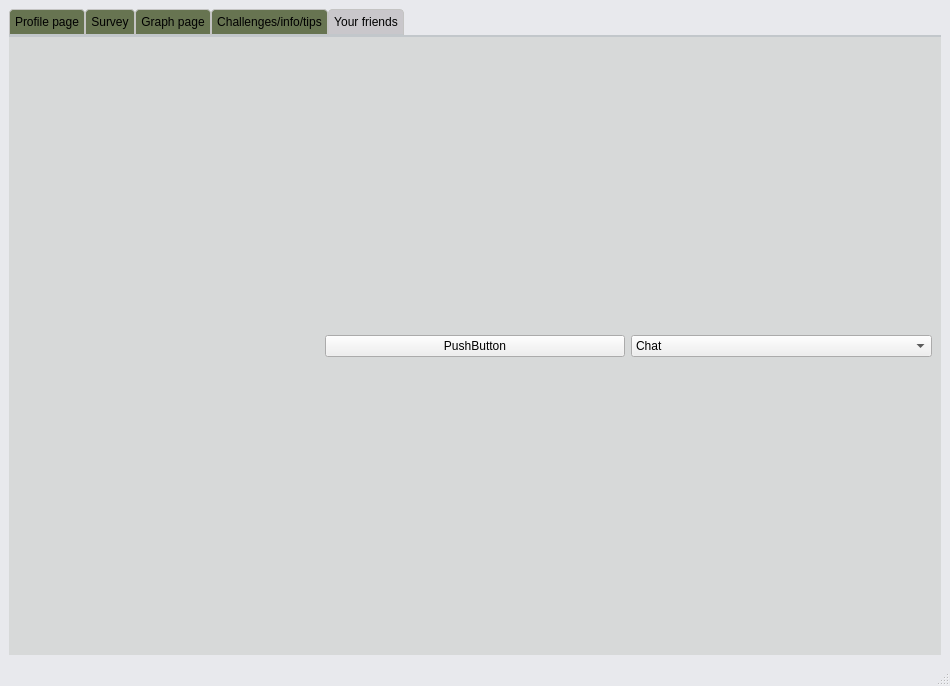
This is CO2_Tracker/mainwindow.ui in cgneo/CarbonTracker as Qt 5 draws it before an edit. The edited form follows.
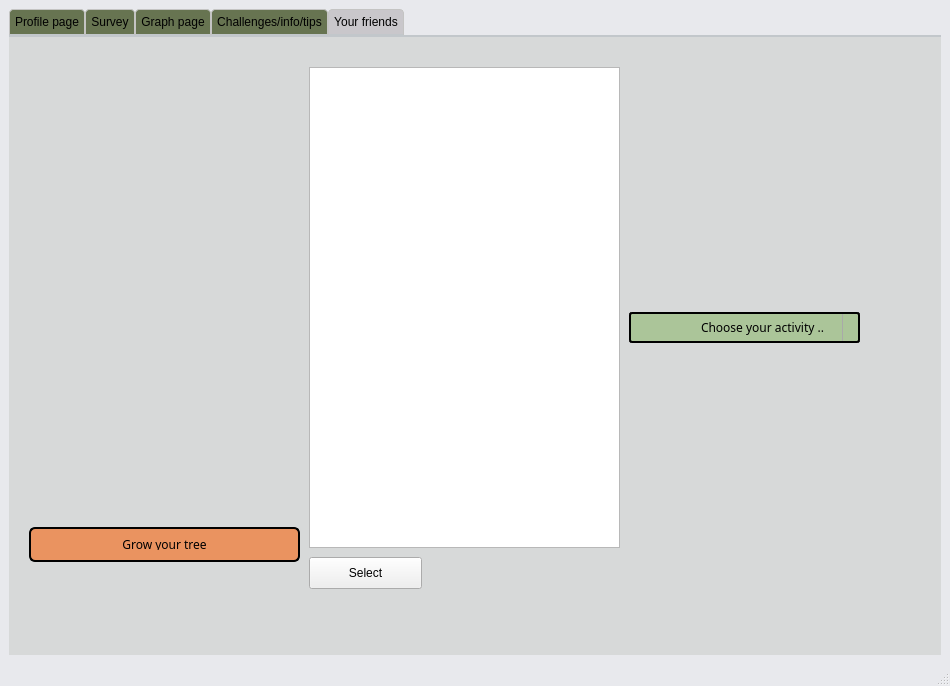
This is the edited form. Icons and pictures are not drawn.

Commit message: update on "your friends" part

The edit to the form file:
```diff
--- a/CO2_Tracker/mainwindow.ui
+++ b/CO2_Tracker/mainwindow.ui
@@ -3010,39 +3010,278 @@
        <attribute name="title">
         <string>Your friends</string>
        </attribute>
-       <layout class="QHBoxLayout" name="horizontalLayout_2">
+       <widget class="QComboBox" name="comboBox">
+        <property name="geometry">
+         <rect>
+          <x>620</x>
+          <y>275</y>
+          <width>231</width>
+          <height>31</height>
+         </rect>
+        </property>
+        <property name="font">
+         <font>
+          <family>Gill Sans</family>
+         </font>
+        </property>
+        <property name="styleSheet">
+         <string notr="true">QComboBox {
+    border: 2px solid black;
+    border-radius: 3px;
+    padding: 5px 18px 5px 70px;
+    min-width: 6em;
+}
+
+QComboBox:editable {
+    background: black;
+}
+
+QComboBox:!editable, QComboBox::drop-down:editable {
+     background: rgb(171, 197, 153);
+}
+
+/* QComboBox gets the &quot;on&quot; state when the popup is open */
+QComboBox:!editable:on, QComboBox::drop-down:editable:on {
+    background: rgb(171, 197, 153);
+}
+
+QComboBox:on { /* shift the text when the popup opens */
+    padding-top: 3px;
+    padding-left: 4px;
+}
+
+QComboBox::drop-down {
+    subcontrol-origin: padding;
+    subcontrol-position: top right;
+    width: 15px;
+
+    border-left-width: 1px;
+    border-left-color: darkgray;
+    border-left-style: solid; /* just a single line */
+    border-top-right-radius: 3px; /* same radius as the QComboBox */
+    border-bottom-right-radius: 3px;
+}
+
+
+
+QComboBox::down-arrow:on { /* shift the arrow when popup is open */
+    top: 1px;
+    left: 1px;
+}</string>
+        </property>
         <item>
-         <widget class="QLabel" name="tree">
-          <property name="text">
-           <string/>
-          </property>
-          <property name="pixmap">
-           <pixmap>../../Downloads/Tree animation.gif</pixmap>
-          </property>
-         </widget>
+         <property name="text">
+          <string notr="true">Choose your activity ...</string>
+         </property>
         </item>
         <item>
-         <widget class="QPushButton" name="tree_button">
-          <property name="text">
-           <string>PushButton</string>
-          </property>
-         </widget>
+         <property name="text">
+          <string>Chat</string>
+         </property>
         </item>
         <item>
-         <widget class="QComboBox" name="comboBox">
-          <item>
-           <property name="text">
-            <string>Chat</string>
-           </property>
-          </item>
-          <item>
-           <property name="text">
-            <string>Send challenges</string>
-           </property>
-          </item>
-         </widget>
+         <property name="text">
+          <string>Send challenges</string>
+         </property>
         </item>
-       </layout>
+       </widget>
+       <widget class="QLabel" name="tree">
+        <property name="geometry">
+         <rect>
+          <x>80</x>
+          <y>122</y>
+          <width>211</width>
+          <height>341</height>
+         </rect>
+        </property>
+        <property name="text">
+         <string/>
+        </property>
+        <property name="pixmap">
+         <pixmap>resources/pictures/tree_animation.gif</pixmap>
+        </property>
+       </widget>
+       <widget class="QPushButton" name="tree_button">
+        <property name="geometry">
+         <rect>
+          <x>20</x>
+          <y>490</y>
+          <width>271</width>
+          <height>35</height>
+         </rect>
+        </property>
+        <property name="palette">
+         <palette>
+          <active>
+           <colorrole role="Button">
+            <brush brushstyle="SolidPattern">
+             <color alpha="255">
+              <red>234</red>
+              <green>147</green>
+              <blue>96</blue>
+             </color>
+            </brush>
+           </colorrole>
+           <colorrole role="Base">
+            <brush brushstyle="SolidPattern">
+             <color alpha="255">
+              <red>234</red>
+              <green>147</green>
+              <blue>96</blue>
+             </color>
+            </brush>
+           </colorrole>
+           <colorrole role="Window">
+            <brush brushstyle="SolidPattern">
+             <color alpha="255">
+              <red>234</red>
+              <green>147</green>
+              <blue>96</blue>
+             </color>
+            </brush>
+           </colorrole>
+          </active>
+          <inactive>
+           <colorrole role="Button">
+            <brush brushstyle="SolidPattern">
+             <color alpha="255">
+              <red>234</red>
+              <green>147</green>
+              <blue>96</blue>
+             </color>
+            </brush>
+           </colorrole>
+           <colorrole role="Base">
+            <brush brushstyle="SolidPattern">
+             <color alpha="255">
+              <red>234</red>
+              <green>147</green>
+              <blue>96</blue>
+             </color>
+            </brush>
+           </colorrole>
+           <colorrole role="Window">
+            <brush brushstyle="SolidPattern">
+             <color alpha="255">
+              <red>234</red>
+              <green>147</green>
+              <blue>96</blue>
+             </color>
+            </brush>
+           </colorrole>
+          </inactive>
+          <disabled>
+           <colorrole role="Button">
+            <brush brushstyle="SolidPattern">
+             <color alpha="255">
+              <red>234</red>
+              <green>147</green>
+              <blue>96</blue>
+             </color>
+            </brush>
+           </colorrole>
+           <colorrole role="Base">
+            <brush brushstyle="SolidPattern">
+             <color alpha="255">
+              <red>234</red>
+              <green>147</green>
+              <blue>96</blue>
+             </color>
+            </brush>
+           </colorrole>
+           <colorrole role="Window">
+            <brush brushstyle="SolidPattern">
+             <color alpha="255">
+              <red>234</red>
+              <green>147</green>
+              <blue>96</blue>
+             </color>
+            </brush>
+           </colorrole>
+          </disabled>
+         </palette>
+        </property>
+        <property name="font">
+         <font>
+          <family>Gill Sans</family>
+         </font>
+        </property>
+        <property name="styleSheet">
+         <string notr="true">QPushButton {
+     border: 2px solid black;
+    padding: 5px 18px 5px 70px;
+    min-width: 6em;
+    border-radius: 6px;
+    background-color: rgb(234, 147, 96);
+    min-width: 100px;
+	padding: 10px;
+}
+
+QPushButton:pressed {
+    background-color: rgb(233, 208, 160);
+}
+
+</string>
+        </property>
+        <property name="text">
+         <string>Grow your tree</string>
+        </property>
+       </widget>
+       <widget class="QListView" name="listView">
+        <property name="geometry">
+         <rect>
+          <x>300</x>
+          <y>30</y>
+          <width>311</width>
+          <height>481</height>
+         </rect>
+        </property>
+        <property name="styleSheet">
+         <string notr="true">QListView {
+    alternate-background-color: rgba(233, 232, 235, 166);
+}
+
+QListView {
+    show-decoration-selected: 1; /* make the selection span the entire width of the view */
+}
+
+QListView::item:alternate {
+    background: rgb(233, 208, 160);
+}
+
+QListView::item:selected {
+    border: 1px solid #6a6ea9;
+}
+
+QListView::item:selected:!active {
+    background: qlineargradient(x1: 0, y1: 0, x2: 0, y2: 1,
+                                stop: 0 #ABAFE5, stop: 1 #8588B2);
+}
+
+QListView::item:selected:active {
+    background: qlineargradient(x1: 0, y1: 0, x2: 0, y2: 1,
+                                stop: 0 #6a6ea9, stop: 1 #888dd9);
+}
+
+QListView::item:hover {
+    background: qlineargradient(x1: 0, y1: 0, x2: 0, y2: 1,
+                                stop: 0 #FAFBFE, stop: 1 #DCDEF1);
+}</string>
+        </property>
+       </widget>
+       <widget class="QPushButton" name="select_button">
+        <property name="geometry">
+         <rect>
+          <x>300</x>
+          <y>520</y>
+          <width>113</width>
+          <height>32</height>
+         </rect>
+        </property>
+        <property name="text">
+         <string>Select</string>
+        </property>
+       </widget>
       </widget>
      </widget>
     </item>
```
The commit also changes 9 other files.
